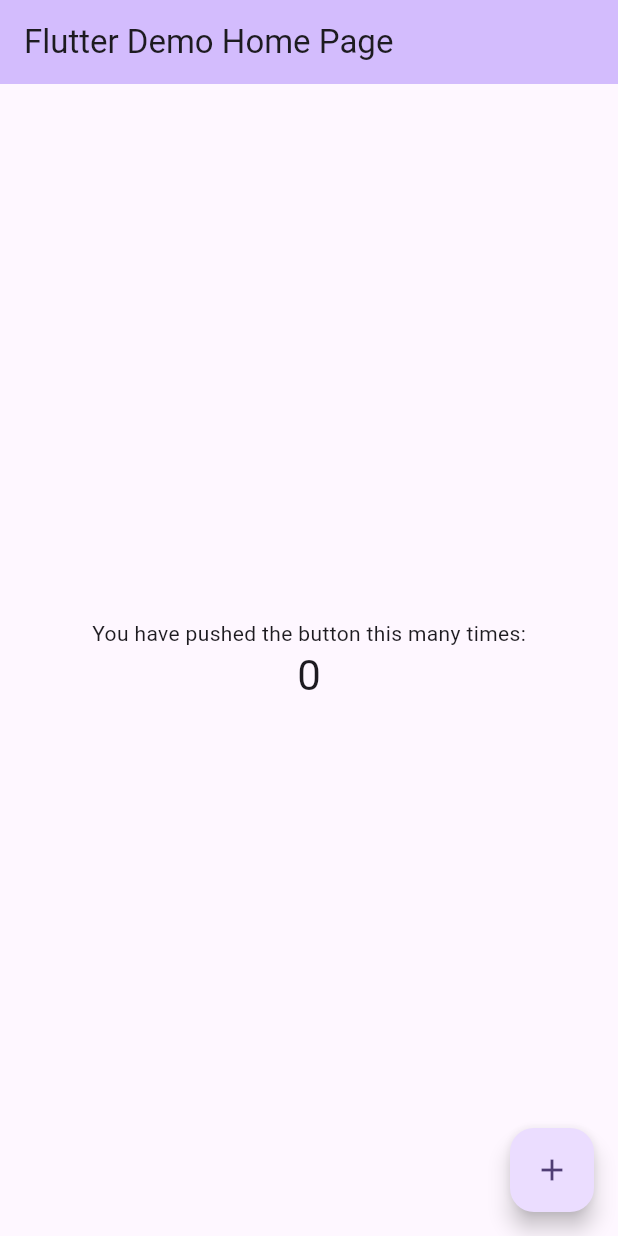
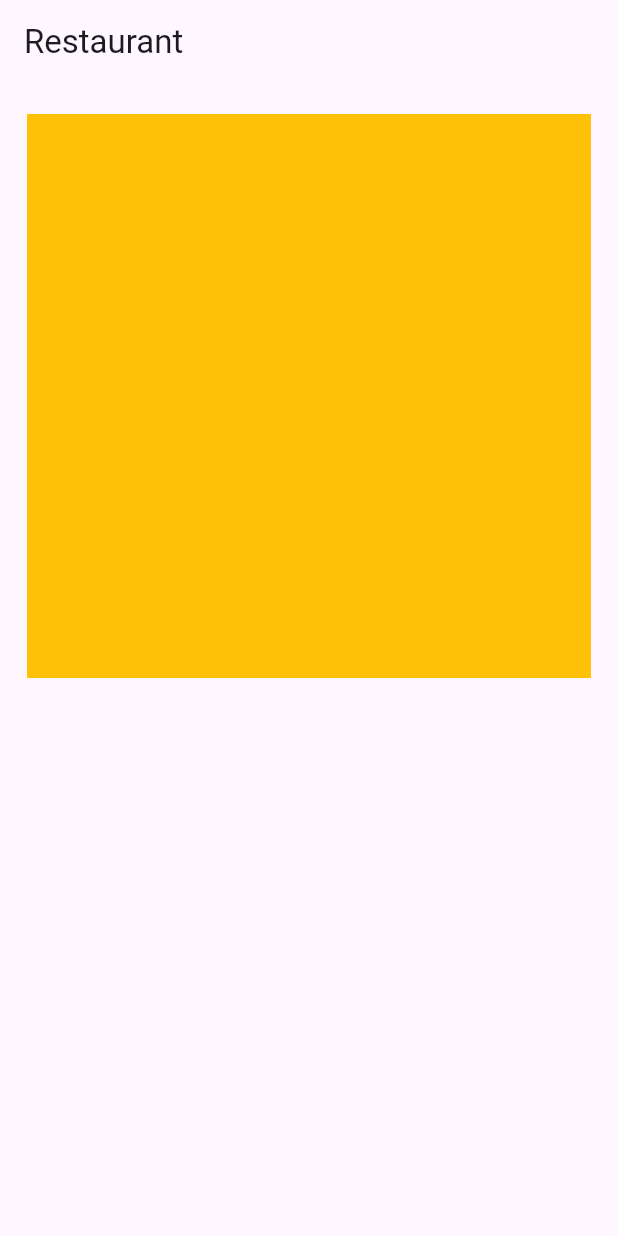
Before and after one commit to mouadbouzid/restaurant_service_app, a Flutter app: the screen it shows after launch, on a phone screen of 412 x 824 dp. Run offline on Flutter 3.47's test engine with Material 3 defaults, Android fonts, the phone set to English and light mode, and no system bars.

Commit message:
start UI

```diff
--- a/lib/data/models/food_model.dart
+++ b/lib/data/models/food_model.dart
@@ -6,7 +6,12 @@ class FoodModel {
   double price;
   FoodCategory foodCategory;
 
-  FoodModel(this.image, this.name, this.price, this.foodCategory);
+  FoodModel({
+    required this.foodCategory,
+    required this.image,
+    required this.name,
+    required this.price,
+  });
 
   String editPrice(double newPrice) {
     price = newPrice;
--- a/lib/data/models/food_with_quantity_model.dart
+++ b/lib/data/models/food_with_quantity_model.dart
@@ -4,7 +4,7 @@ class FoodWithQuantityModel {
   static int _idCounter = 1;
 
   final int id;
-  int qauntity;
+  int qauntity = 1;
   FoodModel foodModel;
   double totalPrice() {
     return qauntity * foodModel.price;
--- a/lib/data/models/oder_model.dart
+++ b/lib/data/models/oder_model.dart
@@ -1,6 +1,6 @@
 import 'package:restaurant_service/data/models/food_with_quantity_model.dart';
 
-class OderModel {
+class OrderModel {
   List<FoodWithQuantityModel> allOrders = [];
   double totalPrice = 0;
 
--- a/lib/main.dart
+++ b/lib/main.dart
@@ -1,125 +1,19 @@
 import 'package:flutter/material.dart';
+import 'package:restaurant_service/screens/home.dart';
 
 void main() {
-  runApp(const MyApp());
+  runApp(const RestaurantService());
 }
 
-class MyApp extends StatelessWidget {
-  const MyApp({super.key});
+class RestaurantService extends StatelessWidget {
+  const RestaurantService({super.key});
 
-  // This widget is the root of your application.
   @override
   Widget build(BuildContext context) {
     return MaterialApp(
       title: 'Flutter Demo',
-      theme: ThemeData(
-        // This is the theme of your application.
-        //
-        // TRY THIS: Try running your application with "flutter run". You'll see
-        // the application has a purple toolbar. Then, without quitting the app,
-        // try changing the seedColor in the colorScheme below to Colors.green
-        // and then invoke "hot reload" (save your changes or press the "hot
-        // reload" button in a Flutter-supported IDE, or press "r" if you used
-        // the command line to start the app).
-        //
-        // Notice that the counter didn't reset back to zero; the application
-        // state is not lost during the reload. To reset the state, use hot
-        // restart instead.
-        //
-        // This works for code too, not just values: Most code changes can be
-        // tested with just a hot reload.
-        colorScheme: ColorScheme.fromSeed(seedColor: Colors.deepPurple),
-        useMaterial3: true,
-      ),
-      home: const MyHomePage(title: 'Flutter Demo Home Page'),
+      debugShowCheckedModeBanner: false,
+      home: const Home(),
     );
   }
 }
-
-class MyHomePage extends StatefulWidget {
-  const MyHomePage({super.key, required this.title});
-
-  // This widget is the home page of your application. It is stateful, meaning
-  // that it has a State object (defined below) that contains fields that affect
-  // how it looks.
-
-  // This class is the configuration for the state. It holds the values (in this
-  // case the title) provided by the parent (in this case the App widget) and
-  // used by the build method of the State. Fields in a Widget subclass are
-  // always marked "final".
-
-  final String title;
-
-  @override
-  State<MyHomePage> createState() => _MyHomePageState();
-}
-
-class _MyHomePageState extends State<MyHomePage> {
-  int _counter = 0;
-
-  void _incrementCounter() {
-    setState(() {
-      // This call to setState tells the Flutter framework that something has
-      // changed in this State, which causes it to rerun the build method below
-      // so that the display can reflect the updated values. If we changed
-      // _counter without calling setState(), then the build method would not be
-      // called again, and so nothing would appear to happen.
-      _counter++;
-    });
-  }
-
-  @override
-  Widget build(BuildContext context) {
-    // This method is rerun every time setState is called, for instance as done
-    // by the _incrementCounter method above.
-    //
-    // The Flutter framework has been optimized to make rerunning build methods
-    // fast, so that you can just rebuild anything that needs updating rather
-    // than having to individually change instances of widgets.
-    return Scaffold(
-      appBar: AppBar(
-        // TRY THIS: Try changing the color here to a specific color (to
-        // Colors.amber, perhaps?) and trigger a hot reload to see the AppBar
-        // change color while the other colors stay the same.
-        backgroundColor: Theme.of(context).colorScheme.inversePrimary,
-        // Here we take the value from the MyHomePage object that was created by
-        // the App.build method, and use it to set our appbar title.
-        title: Text(widget.title),
-      ),
-      body: Center(
-        // Center is a layout widget. It takes a single child and positions it
-        // in the middle of the parent.
-        child: Column(
-          // Column is also a layout widget. It takes a list of children and
-          // arranges them vertically. By default, it sizes itself to fit its
-          // children horizontally, and tries to be as tall as its parent.
-          //
-          // Column has various properties to control how it sizes itself and
-          // how it positions its children. Here we use mainAxisAlignment to
-          // center the children vertically; the main axis here is the vertical
-          // axis because Columns are vertical (the cross axis would be
-          // horizontal).
-          //
-          // TRY THIS: Invoke "debug painting" (choose the "Toggle Debug Paint"
-          // action in the IDE, or press "p" in the console), to see the
-          // wireframe for each widget.
-          mainAxisAlignment: MainAxisAlignment.center,
-          children: <Widget>[
-            const Text(
-              'You have pushed the button this many times:',
-            ),
-            Text(
-              '$_counter',
-              style: Theme.of(context).textTheme.headlineMedium,
-            ),
-          ],
-        ),
-      ),
-      floatingActionButton: FloatingActionButton(
-        onPressed: _incrementCounter,
-        tooltip: 'Increment',
-        child: const Icon(Icons.add),
-      ), // This trailing comma makes auto-formatting nicer for build methods.
-    );
-  }
-}
--- /dev/null
+++ b/lib/screens/home.dart
@@ -0,0 +1,63 @@
+import 'package:flutter/material.dart';
+import 'package:restaurant_service/data/models/food_category_enum.dart';
+import 'package:restaurant_service/data/models/food_model.dart';
+import 'package:restaurant_service/data/models/food_with_quantity_model.dart';
+import 'package:restaurant_service/data/models/oder_model.dart';
+
+class Home extends StatefulWidget {
+  const Home({super.key});
+
+  @override
+  State<Home> createState() => _HomeState();
+}
+
+class _HomeState extends State<Home> {
+  FoodWithQuantityModel foodWithQuantityModel = FoodWithQuantityModel(
+      qauntity: 1,
+      foodModel: FoodModel(
+          foodCategory: FoodCategory.food,
+          image: "image",
+          name: "Pizza",
+          price: 19));
+  OrderModel orderrr = OrderModel();
+
+  @override
+  void initState() {
+    // TODO: implement initState
+    super.initState();
+    orderrr.addFood(foodWithQuantityModel);
+  }
+
+  @override
+  Widget build(BuildContext context) {
+    return Scaffold(
+      appBar: AppBar(
+        title: Text("Restaurant"),
+      ),
+      body: SingleChildScrollView(
+        padding: EdgeInsets.symmetric(vertical: 20, horizontal: 18),
+        child: Column(
+          crossAxisAlignment: CrossAxisAlignment.start,
+          mainAxisSize: MainAxisSize.min,
+          children: [
+            GridView.builder(
+              shrinkWrap: true,
+              physics: NeverScrollableScrollPhysics(),
+              itemCount: orderrr.allOrders.length,
+              gridDelegate: SliverGridDelegateWithFixedCrossAxisCount(
+                crossAxisCount: 1,
+              ),
+              itemBuilder: (context, index) {
+                return Container(
+                  height: 50,
+                  width: 59,
+                  color: Colors.amber,
+                );
+              },
+            )
+          ],
+        ),
+      ),
+    );
+  }
+}
```
Also changed, not shown: 1 other file.
